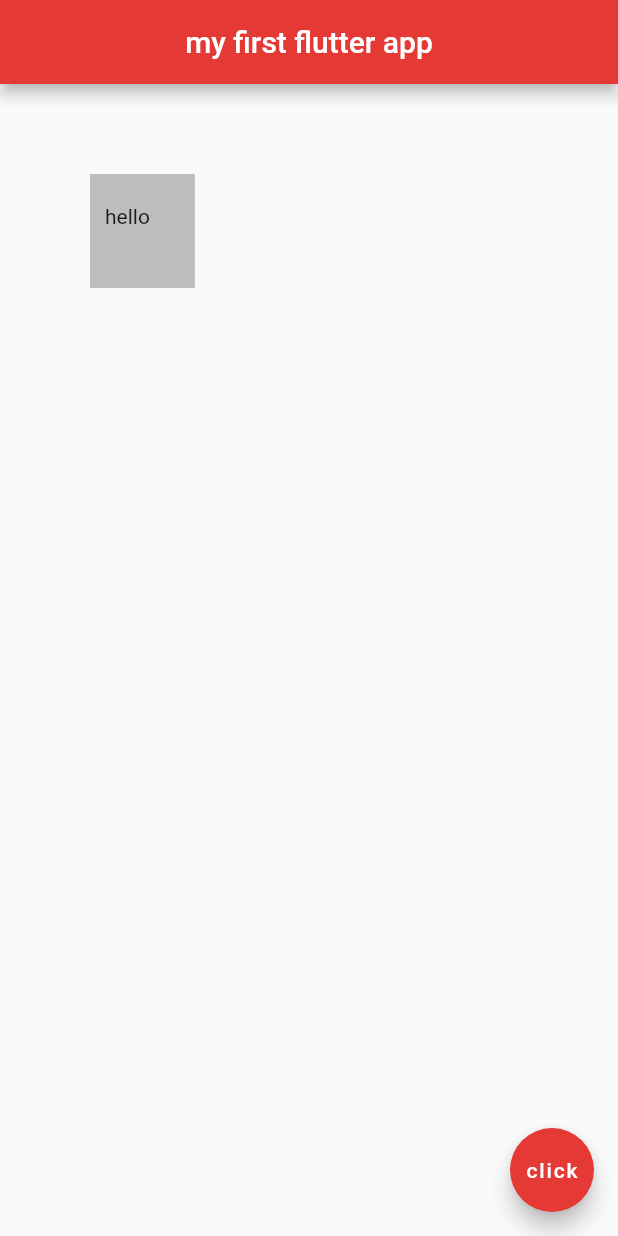
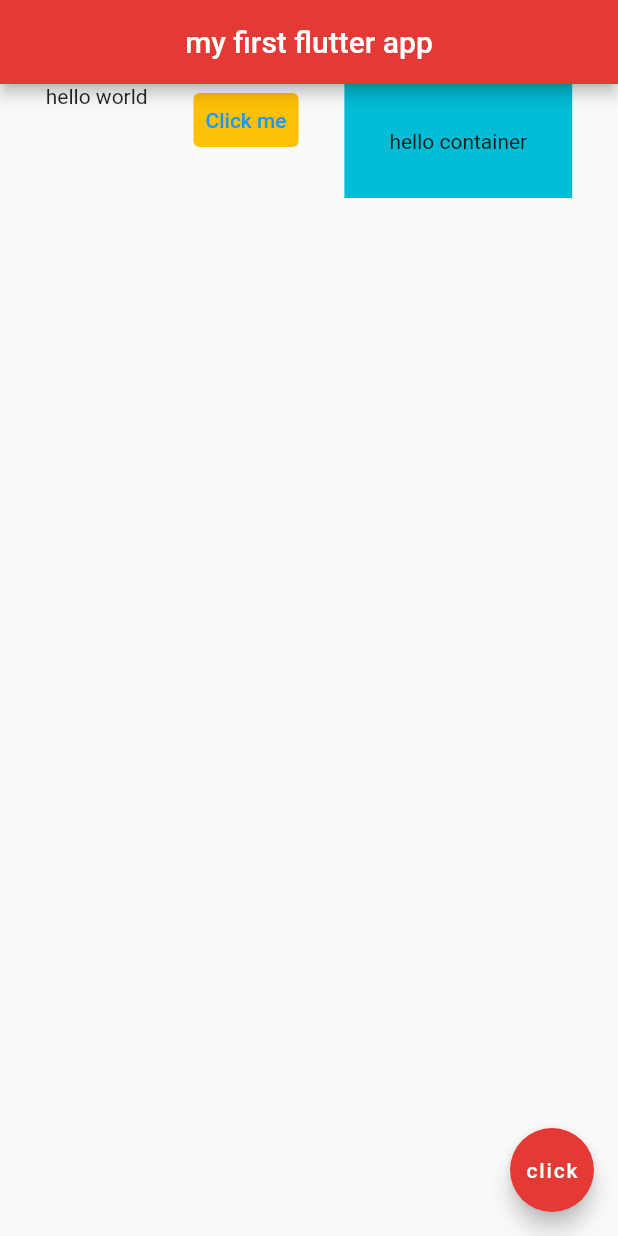
Before and after one commit to coldcodebeer/flutter_crash_app, a Flutter app: the screen it shows after launch, on a phone screen of 412 x 824 dp. Run offline on Flutter 3.47's test engine with Material 2 defaults, Android fonts, the phone set to English and light mode, and no system bars.

Commit message:
feat: Row

```diff
--- a/lib/main.dart
+++ b/lib/main.dart
@@ -17,15 +17,24 @@ class Home extends StatelessWidget {
         centerTitle: true,
         backgroundColor: Colors.red[600],
       ),
-      body: Container(
-        // padding: EdgeInsets.all(20),
-        // padding: EdgeInsets.symmetric(horizontal: 60, vertical: 120),
-        padding: EdgeInsets.fromLTRB(10.0, 20.0, 30.0, 40.0),
-        margin: EdgeInsets.all(60),
-        color: Colors.grey[400],
-        child: Text(
-          'hello',
-        ),
+      body: Row(
+        mainAxisAlignment: MainAxisAlignment.spaceEvenly,
+        crossAxisAlignment: CrossAxisAlignment.start,
+        children: <Widget>[
+          Text('hello world'),
+          TextButton(
+            onPressed: () {},
+            child: Text('Click me'),
+            style: TextButton.styleFrom(
+              backgroundColor: Colors.amber,
+            )
+          ),
+          Container(
+            color: Colors.cyan,
+            padding: EdgeInsets.all(30.0),
+            child: Text('hello container'),
+          )
+        ],
       ),
       floatingActionButton: FloatingActionButton(
         child: Text('click'),
```
